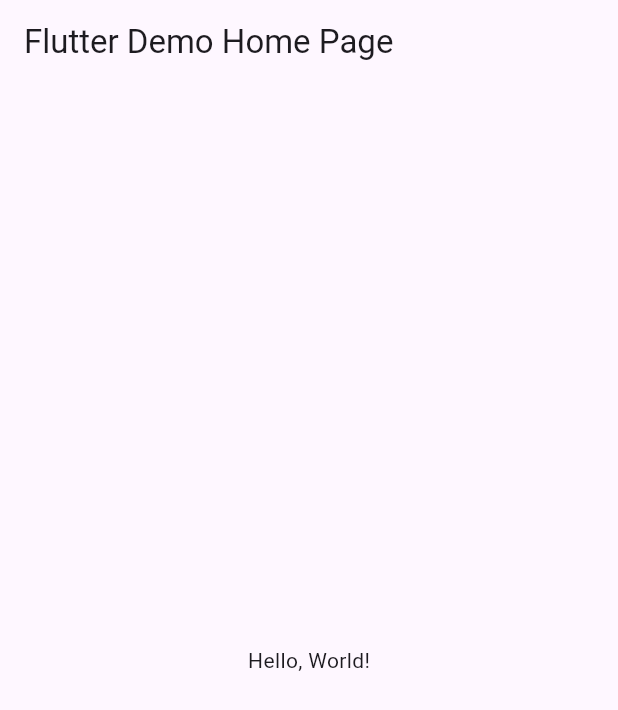
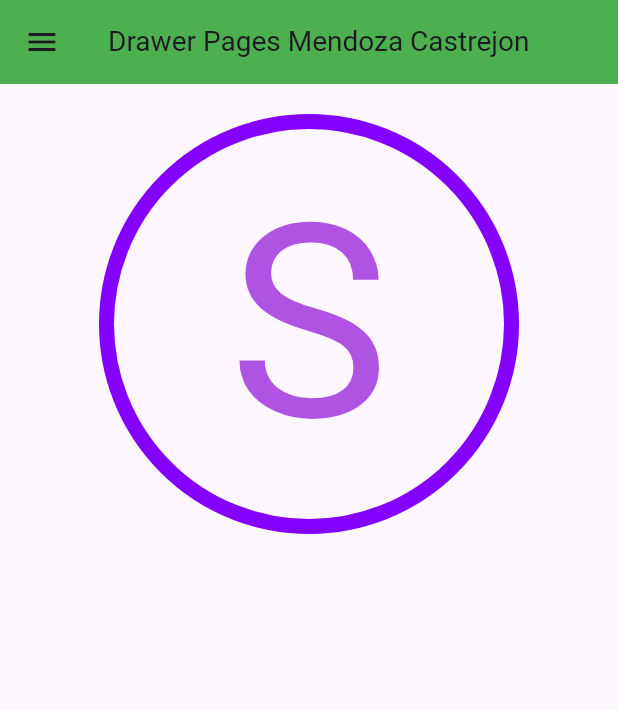
Before and after one commit to MendozaSS128/UII-Act3-0386, a Flutter app: the screen it shows after launch, on a phone screen of 412 x 824 dp. Shown: the top 710 px of the screen. Run offline on Flutter 3.47's test engine with Material 3 defaults, Android fonts, the phone set to English and light mode, and no system bars.

```diff
--- /dev/null
+++ b/lib/aterrizaje.dart
@@ -0,0 +1,32 @@
+import 'package:flutter/material.dart';
+
+class AterrizajePage extends StatelessWidget {
+  @override
+  Widget build(BuildContext context) {
+    return Container(
+      child: Align(
+        alignment: Alignment.topCenter,
+        child: Container(
+          margin: const EdgeInsets.only(top: 20),
+          decoration: BoxDecoration(
+            shape: BoxShape.circle,
+            border: Border.all(
+              color: Color(0xff8400ff),
+              width: 10,
+            ),
+          ),
+          width: 280,
+          height: 280,
+          alignment: Alignment.center,
+          child: const Text(
+            'S',
+            style: TextStyle(
+              fontSize: 180,
+              color: Color(0xffaf53e3),
+            ),
+          ),
+        ),
+      ),
+    );
+  }
+}
--- a/lib/main.dart
+++ b/lib/main.dart
@@ -1,43 +1,174 @@
 import 'package:flutter/material.dart';
 
-void main() => runApp(MyApp());
+import 'package:mendozadrawer/cuadrado_v1.dart';
+import 'package:mendozadrawer/cuadrado_v2.dart';
+import 'package:mendozadrawer/cdegradado.dart';
+import 'package:mendozadrawer/textov1.dart';
+import 'package:mendozadrawer/aterrizaje.dart';
+import 'package:mendozadrawer/textov2.dart';
+import 'package:mendozadrawer/my_drawer_header.dart';
+import 'package:mendozadrawer/circulo.dart';
+import 'package:mendozadrawer/fondode.dart';
+
+void main() {
+  runApp(MyApp());
+}
 
 class MyApp extends StatelessWidget {
-  const MyApp({super.key});
-  // This widget is the root of your application.
+  const MyApp({Key? key}) : super(key: key);
   @override
   Widget build(BuildContext context) {
     return MaterialApp(
-      // Application name
-      title: 'Flutter Hello World',
-      // Application theme data, you can set the colors for the application as
-      // you want
-      theme: ThemeData(
-        // useMaterial3: false,
-        primarySwatch: Colors.blue,
-      ),
-      // A widget which will be started on application startup
-      home: MyHomePage(title: 'Flutter Demo Home Page'),
+      debugShowCheckedModeBanner: false,
+      home: HomePage(),
     );
   }
 }
+//s9s9s9s  rrrrrrr
 
-class MyHomePage extends StatelessWidget {
-  final String title;
-  const MyHomePage({super.key, required this.title});
+class HomePage extends StatefulWidget {
+  const HomePage({Key? key}) : super(key: key);
+  @override
+  _HomePageState createState() => _HomePageState();
+}
+
+class _HomePageState extends State<HomePage> {
+  var currentPage = DrawerSections.dashboard;
 
   @override
   Widget build(BuildContext context) {
+    var container;
+    if (currentPage == DrawerSections.dashboard) {
+      container = AterrizajePage();
+    } else if (currentPage == DrawerSections.contacts) {
+      container = const Texto1Page();
+    } else if (currentPage == DrawerSections.events) {
+      container = const Texto2Page();
+    } else if (currentPage == DrawerSections.notes) {
+      container = CirculooPage();
+    } else if (currentPage == DrawerSections.settings) {
+      container = DegradadoPage();
+    } else if (currentPage == DrawerSections.notifications) {
+      container = FondoDegPage();
+    } else if (currentPage == DrawerSections.privacy_policy) {
+      container = CuadradosPage();
+    } else if (currentPage == DrawerSections.send_feedback) {
+      container = Cuadrados2Page();
+    }
     return Scaffold(
       appBar: AppBar(
-        // The title text which will be shown on the action bar
-        title: Text(title),
+        backgroundColor: Colors.green[500],
+        title: Text("Drawer Pages Mendoza Castrejon", textScaleFactor: 0.85),
       ),
-      body: Center(
-        child: Text(
-          'Hello, World!',
+      body: container,
+      drawer: Drawer(
+        child: SingleChildScrollView(
+          child: Container(
+            child: Column(
+              children: [
+                MyHeaderDrawer(),
+                MyDrawerList(),
+              ],
+            ),
+          ),
+        ),
+      ),
+    );
+  }
+
+  Widget MyDrawerList() {
+    return Container(
+      padding: EdgeInsets.only(
+        top: 15,
+      ),
+      child: Column(
+        // shows the list of menu drawer
+        children: [
+          menuItem(1, "Aterrizaje", Icons.flight_land,
+              currentPage == DrawerSections.dashboard ? true : false),
+          menuItem(2, "Texto V1", Icons.feed,
+              currentPage == DrawerSections.contacts ? true : false),
+          menuItem(3, "Texto V2", Icons.text_fields,
+              currentPage == DrawerSections.events ? true : false),
+          menuItem(4, "Circulo", Icons.circle,
+              currentPage == DrawerSections.notes ? true : false),
+          Divider(),
+          menuItem(5, "Caja degradado", Icons.check_box_outline_blank,
+              currentPage == DrawerSections.settings ? true : false),
+          menuItem(6, "Fondo degradado", Icons.wallpaper,
+              currentPage == DrawerSections.notifications ? true : false),
+          Divider(),
+          menuItem(7, "Cuadrados V1", Icons.widgets,
+              currentPage == DrawerSections.privacy_policy ? true : false),
+          menuItem(8, "Cuadrados V2", Icons.crop_5_4,
+              currentPage == DrawerSections.send_feedback ? true : false),
+        ],
+      ),
+    );
+  }
+
+  Widget menuItem(int id, String title, IconData icon, bool selected) {
+    return Material(
+      color: selected ? Colors.grey[300] : Colors.transparent,
+      child: InkWell(
+        onTap: () {
+          Navigator.pop(context);
+          setState(() {
+            if (id == 1) {
+              currentPage = DrawerSections.dashboard;
+            } else if (id == 2) {
+              currentPage = DrawerSections.contacts;
+            } else if (id == 3) {
+              currentPage = DrawerSections.events;
+            } else if (id == 4) {
+              currentPage = DrawerSections.notes;
+            } else if (id == 5) {
+              currentPage = DrawerSections.settings;
+            } else if (id == 6) {
+              currentPage = DrawerSections.notifications;
+            } else if (id == 7) {
+              currentPage = DrawerSections.privacy_policy;
+            } else if (id == 8) {
+              currentPage = DrawerSections.send_feedback;
+            }
+          });
+        },
+        child: Padding(
+          padding: EdgeInsets.all(15.0),
+          child: Row(
+            children: [
+              Expanded(
+                child: Icon(
+                  icon,
+                  size: 20,
+                  color: Colors.black,
+                ),
+              ),
+              Expanded(
+                flex: 3,
+                child: Text(
+                  title,
+                  style: TextStyle(
+                    color: Colors.black,
+                    fontSize: 16,
+                  ),
+                ),
+              ),
+            ],
+          ),
         ),
       ),
     );
   }
 }
+
+enum DrawerSections {
+  dashboard,
+  contacts,
+  events,
+  notes,
+  settings,
+  notifications,
+  privacy_policy,
+  send_feedback,
+}
--- a/pubspec.yaml
+++ b/pubspec.yaml
@@ -17,6 +17,9 @@ dev_dependencies:
 
 flutter:
   uses-material-design: true
+  assets:
+    - assets/images/fondo3.jpg
+    - assets/
   # assets:
   #  - images/a_dot_burr.jpeg
   #  - images/a_dot_ham.jpeg
```
Also changed, not shown: lib/cdegradado.dart (added, +57 -0 lines), lib/circulo.dart (added, +28 -0 lines), lib/cuadrado_v1.dart (added, +40 -0 lines), lib/cuadrado_v2.dart (added, +38 -0 lines), lib/fondode.dart (added, +24 -0 lines), lib/my_drawer_header.dart (added, +44 -0 lines), lib/textov1.dart (added, +36 -0 lines), lib/textov2.dart (added, +32 -0 lines), assets/avatar.jpg (added), assets/images/fondo3.jpg (added), assets/images/profile.jpg (added).
